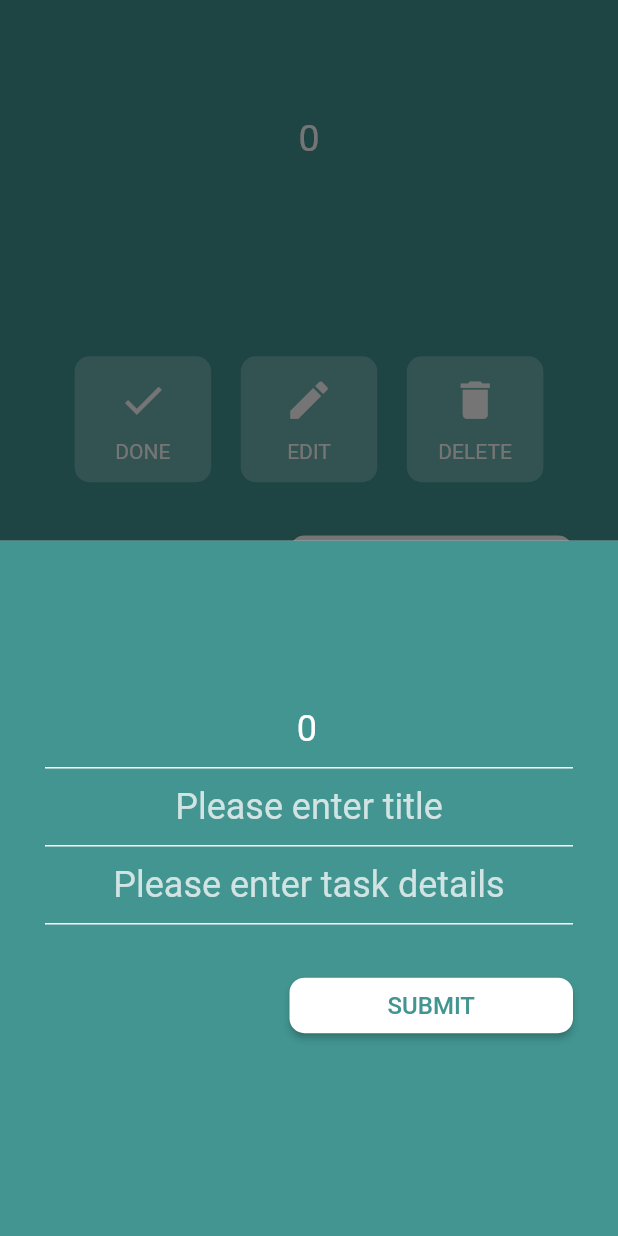
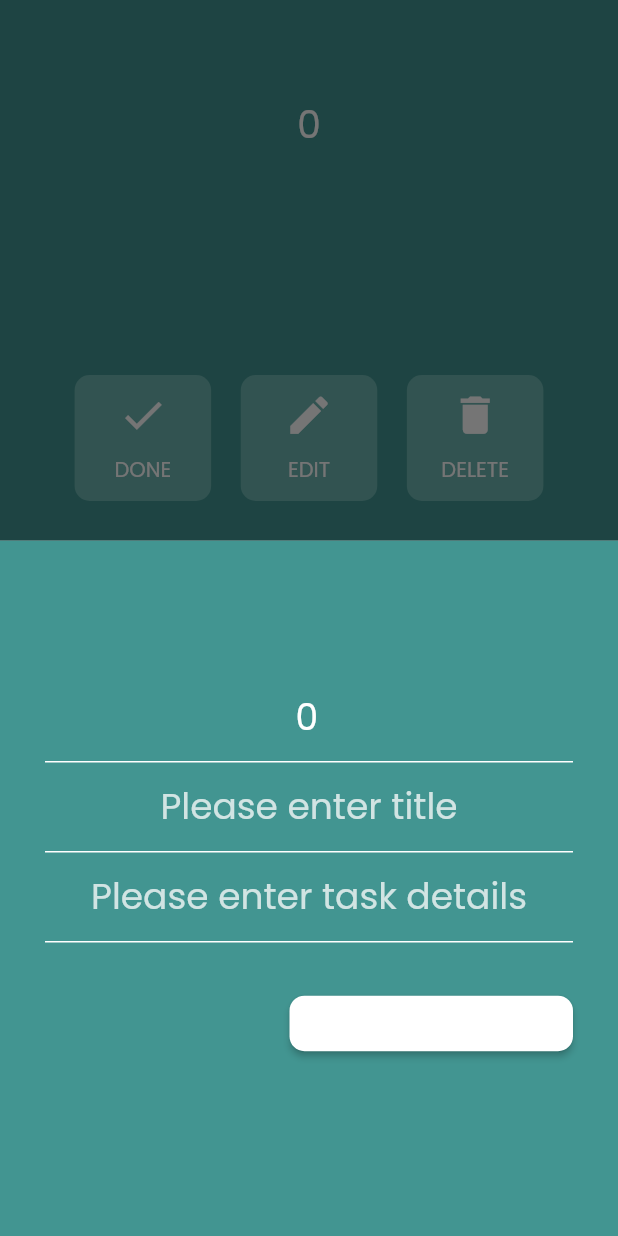
Before and after one commit to flutter-anarusadze/final_todo_app, a Flutter app: the ViewNoteBottomSheet widget shown alone on an empty page, opened directly with empty values, after a tap on "EDIT", on a phone screen of 412 x 824 dp. Run offline on Flutter 3.47's test engine with Material 2 defaults, Android fonts, the phone set to English and light mode, and no system bars; our stand-ins replace dio, google_fonts; network calls fail.

Commit message:
added google font

```diff
--- a/lib/screens/home_screen.dart
+++ b/lib/screens/home_screen.dart
@@ -2,6 +2,7 @@ import 'package:anarusadze_todo_app/logic/provider/todos_provider.dart';
 import 'package:anarusadze_todo_app/widgets/bottom_sheets/add_note_bottomsheet.dart';
 import 'package:anarusadze_todo_app/widgets/bottom_sheets/view_note_bottomsheet.dart';
 import 'package:flutter/material.dart';
+import 'package:google_fonts/google_fonts.dart';
 import 'package:provider/provider.dart';
 
 class HomeScreen extends StatefulWidget {
@@ -48,11 +49,11 @@ class _HomeScreenState extends State<HomeScreen>
                     child: Row(
                       mainAxisAlignment: MainAxisAlignment.spaceBetween,
                       children: [
-                        const Text("TODO APP",
-                            style: TextStyle(
+                      Text("TODO APP",
+                          style: GoogleFonts.poppins(textStyle:const TextStyle(
                                 fontSize: 32,
                                 color: Color(0xff707070),
-                                fontWeight: FontWeight.bold)),
+                                fontWeight: FontWeight.bold))),
                         FloatingActionButton(
                           onPressed: () {
                             showModalBottomSheet<void>(
@@ -99,8 +100,8 @@ class _HomeScreenState extends State<HomeScreen>
                                   );
                                 },
                                 contentPadding: const EdgeInsets.symmetric(horizontal: 16),
-                                title: Text(todos[index].todo),
-                                subtitle: Text(todos[index].description),
+                                title: Text(todos[index].todo, style: GoogleFonts.poppins()) ,
+                                subtitle: Text(todos[index].description, style: GoogleFonts.poppins()),
                                 trailing: SizedBox(
                                   height: 40,
                                   width: 40,
--- a/lib/screens/login_screen.dart
+++ b/lib/screens/login_screen.dart
@@ -1,5 +1,6 @@
 import 'package:flutter/cupertino.dart';
 import 'package:flutter/material.dart';
+import 'package:google_fonts/google_fonts.dart';
 
 import 'home_screen.dart';
 
@@ -41,7 +42,7 @@ class _LogInScreenState extends State<LogInScreen> {
                 shape: RoundedRectangleBorder(
                     borderRadius: BorderRadius.circular(10.0)),
                 color: const Color(0xff04a3a3),
-                child: const Text("LOGIN", style: TextStyle(fontSize: 16, color: Colors.black)),
+                child: Text("LOGIN",style: GoogleFonts.poppins(textStyle:const TextStyle(fontSize: 16, color: Colors.black))),
                 textColor: CupertinoColors.white,
                 onPressed: () {
                   Navigator.of(context).pushNamed(HomeScreen.routeName);
--- a/lib/widgets/bottom_sheets/add_note_bottomsheet.dart
+++ b/lib/widgets/bottom_sheets/add_note_bottomsheet.dart
@@ -1,6 +1,7 @@
 import 'package:anarusadze_todo_app/data/models/todos.dart';
 import 'package:anarusadze_todo_app/logic/provider/todos_provider.dart';
 import 'package:flutter/material.dart';
+import 'package:google_fonts/google_fonts.dart';
 import 'package:provider/provider.dart';
 
 class AddNoteBottomSheet extends StatefulWidget {
@@ -33,7 +34,7 @@ class _AddNoteScreenState extends State<AddNoteBottomSheet> {
               TextFormField(
                 controller: _idController,
                 textAlign: TextAlign.center,
-                style: const TextStyle(color: Colors.white, fontSize: 24),
+                style: GoogleFonts.poppins(textStyle: const TextStyle(color: Colors.white, fontSize: 24)),
                 decoration: const InputDecoration(
                   enabledBorder: UnderlineInputBorder(
                     borderSide: BorderSide(color: Colors.white),
@@ -61,7 +62,7 @@ class _AddNoteScreenState extends State<AddNoteBottomSheet> {
               TextFormField(
                 controller: _titleController,
                 textAlign: TextAlign.center,
-                style: const TextStyle(color: Colors.white, fontSize: 24),
+                style: GoogleFonts.poppins(textStyle: const TextStyle(color: Colors.white, fontSize: 24)),
                 decoration: const InputDecoration(
                   enabledBorder: UnderlineInputBorder(
                     borderSide: BorderSide(color: Colors.white),
@@ -85,7 +86,7 @@ class _AddNoteScreenState extends State<AddNoteBottomSheet> {
               TextFormField(
                 controller: _descriptionController,
                 textAlign: TextAlign.center,
-                style: const TextStyle(color: Colors.white, fontSize: 24),
+                style: GoogleFonts.poppins(textStyle: const TextStyle(color: Colors.white, fontSize: 24)),
                 decoration: const InputDecoration(
                   enabledBorder: UnderlineInputBorder(
                     borderSide: BorderSide(color: Colors.white),
@@ -114,8 +115,8 @@ class _AddNoteScreenState extends State<AddNoteBottomSheet> {
                     minWidth: 189,
                     height: 37,
                     color: Colors.white,
-                    child: const Text("SUBMIT",
-                        style: TextStyle(fontSize: 16, color: Color(0xff429591))),
+                    child: Text("SUBMIT",
+                        style: GoogleFonts.poppins(textStyle: const TextStyle(fontSize: 16, color: Color(0xff429591)))),
                     shape: RoundedRectangleBorder(
                         borderRadius: BorderRadius.circular(10.0)),
                     onPressed: () {
--- a/lib/widgets/bottom_sheets/edit_note_bottomsheet.dart
+++ b/lib/widgets/bottom_sheets/edit_note_bottomsheet.dart
@@ -2,6 +2,7 @@ import 'package:anarusadze_todo_app/data/models/todos.dart';
 import 'package:anarusadze_todo_app/logic/provider/todos_provider.dart';
 import 'package:flutter/cupertino.dart';
 import 'package:flutter/material.dart';
+import 'package:google_fonts/google_fonts.dart';
 import 'package:provider/provider.dart';
 
 dynamic editNoteBottomSheet(
@@ -26,7 +27,7 @@ dynamic editNoteBottomSheet(
             TextFormField(
               controller: idController,
               textAlign: TextAlign.center,
-              style: const TextStyle(color: Colors.white, fontSize: 24),
+              style: GoogleFonts.poppins(textStyle: const TextStyle(color: Colors.white, fontSize: 24)),
               decoration: const InputDecoration(
                 enabledBorder: UnderlineInputBorder(
                   borderSide: BorderSide(color: Colors.white),
@@ -54,7 +55,7 @@ dynamic editNoteBottomSheet(
             TextFormField(
               controller: titleController,
               textAlign: TextAlign.center,
-              style: const TextStyle(color: Colors.white, fontSize: 24),
+              style: GoogleFonts.poppins(textStyle: const TextStyle(color: Colors.white, fontSize: 24)),
               decoration: const InputDecoration(
                 enabledBorder: UnderlineInputBorder(
                   borderSide: BorderSide(color: Colors.white),
@@ -78,7 +79,7 @@ dynamic editNoteBottomSheet(
             TextFormField(
               controller: descriptionController,
               textAlign: TextAlign.center,
-              style: const TextStyle(color: Colors.white, fontSize: 24),
+              style: GoogleFonts.poppins(textStyle: const TextStyle(color: Colors.white, fontSize: 24)),
               decoration: const InputDecoration(
                 enabledBorder: UnderlineInputBorder(
                   borderSide: BorderSide(color: Colors.white),
@@ -107,8 +108,8 @@ dynamic editNoteBottomSheet(
                   minWidth: 189,
                   height: 37,
                   color: Colors.white,
-                  child: const Text("SUBMIT",
-                      style: TextStyle(fontSize: 16, color: Color(0xff429591))),
+                  child: Text("SUBMIT",
+                      style: GoogleFonts.poppins(textStyle: const TextStyle(color: Colors.white, fontSize: 24))),
                   shape: RoundedRectangleBorder(
                       borderRadius: BorderRadius.circular(10.0)),
                   onPressed: () {
@@ -120,8 +121,7 @@ dynamic editNoteBottomSheet(
                           isDone: false);
                       Provider.of<TodosProvider>(context, listen: false).updateTodos(todos);
                       Navigator.pushNamedAndRemoveUntil(context, '/home_screen', (r) => false);
-                    }
-                    ;
+                    };
                   },
                 ),
               ),
--- a/lib/widgets/bottom_sheets/view_note_bottomsheet.dart
+++ b/lib/widgets/bottom_sheets/view_note_bottomsheet.dart
@@ -1,6 +1,7 @@
 import 'package:anarusadze_todo_app/data/models/todos.dart';
 import 'package:anarusadze_todo_app/logic/provider/todos_provider.dart';
 import 'package:anarusadze_todo_app/widgets/bottom_sheets/edit_note_bottomsheet.dart';
+import 'package:google_fonts/google_fonts.dart';
 import 'package:provider/provider.dart';
 import 'package:flutter/material.dart';
 
@@ -36,25 +37,25 @@ class _viewNoteScreenState extends State<ViewNoteBottomSheet> {
               padding: const EdgeInsets.symmetric(vertical: 7, horizontal: 20),
               child: Text(widget.todos.id.toString(),
                   textAlign: TextAlign.center,
-                  style: const TextStyle(color: Colors.white, fontSize: 25)),
+                  style: GoogleFonts.poppins(textStyle:const TextStyle(color: Colors.white, fontSize: 25))),
             ),
             Padding(
               padding: const EdgeInsets.symmetric(vertical: 7, horizontal: 20),
               child: Text(widget.todos.todo,
                   textAlign: TextAlign.center,
-                  style: const TextStyle(color: Colors.white, fontSize: 20)),
+                  style: GoogleFonts.poppins(textStyle:const TextStyle(color: Colors.white, fontSize: 20))),
             ),
             Padding(
               padding: const EdgeInsets.symmetric(vertical: 7, horizontal: 20),
               child: Text(widget.todos.todo,
                   textAlign: TextAlign.center,
-                  style: const TextStyle(color: Colors.white, fontSize: 18)),
+                  style: GoogleFonts.poppins(textStyle:const TextStyle(color: Colors.white, fontSize: 18))),
             ),
             Padding(
               padding: const EdgeInsets.symmetric(vertical: 7, horizontal: 20),
               child: Text(widget.todos.description,
                   textAlign: TextAlign.center,
-                  style: TextStyle(color: Colors.white, fontSize: 15)),
+                  style: GoogleFonts.poppins(textStyle:const TextStyle(color: Colors.white, fontSize: 15))),
             ),
             Row(
               mainAxisAlignment: MainAxisAlignment.spaceEvenly,
@@ -76,11 +77,11 @@ class _viewNoteScreenState extends State<ViewNoteBottomSheet> {
                       mainAxisAlignment: MainAxisAlignment.center,
                       crossAxisAlignment: CrossAxisAlignment.center,
                       mainAxisSize: MainAxisSize.max,
-                      children: const [
-                        Icon(Icons.done, size: 33, color: Colors.white),
-                        Padding(padding: EdgeInsets.only(top: 10)),
+                      children:[
+                        const Icon(Icons.done, size: 33, color: Colors.white),
+                        const Padding(padding: EdgeInsets.only(top: 10)),
                         Text("DONE",
-                            style: TextStyle(color: Colors.white, fontSize: 14))
+                            style: GoogleFonts.poppins(textStyle:const TextStyle(color: Colors.white, fontSize: 14))),
                       ],
                     ),
                   ),
@@ -105,11 +106,11 @@ class _viewNoteScreenState extends State<ViewNoteBottomSheet> {
                       mainAxisAlignment: MainAxisAlignment.center,
                       crossAxisAlignment: CrossAxisAlignment.center,
                       mainAxisSize: MainAxisSize.max,
-                      children: const [
-                        Icon(Icons.edit, size: 33, color: Colors.white),
-                        Padding(padding: EdgeInsets.only(top: 10)),
+                      children: [
+                        const Icon(Icons.edit, size: 33, color: Colors.white),
+                        const Padding(padding: EdgeInsets.only(top: 10)),
                         Text("EDIT",
-                            style: TextStyle(color: Colors.white, fontSize: 14))
+                            style: GoogleFonts.poppins(textStyle:const TextStyle(color: Colors.white, fontSize: 14))),
                       ],
                     ),
                   ),
@@ -151,11 +152,10 @@ class _viewNoteScreenState extends State<ViewNoteBottomSheet> {
                       mainAxisAlignment: MainAxisAlignment.center,
                       crossAxisAlignment: CrossAxisAlignment.center,
                       mainAxisSize: MainAxisSize.max,
-                      children: const [
-                        Icon(Icons.delete, size: 33, color: Colors.white),
-                        Padding(padding: EdgeInsets.only(top: 10)),
-                        Text("DELETE",
-                            style: TextStyle(color: Colors.white, fontSize: 14))
+                      children: [
+                        const Icon(Icons.delete, size: 33, color: Colors.white),
+                        const Padding(padding: EdgeInsets.only(top: 10)),
+                        Text("DELETE", style: GoogleFonts.poppins(textStyle:const TextStyle(color: Colors.white, fontSize: 14))),
                       ],
                     ),
                   ),
@@ -170,8 +170,8 @@ class _viewNoteScreenState extends State<ViewNoteBottomSheet> {
                   minWidth: 189,
                   height: 37,
                   color: Colors.white,
-                  child: const Text("SUBMIT",
-                      style: TextStyle(fontSize: 16, color: Color(0xff429591))),
+                  child: Text("SUBMIT",
+                      style: GoogleFonts.poppins(textStyle:const TextStyle(fontSize: 16, color: Color(0xff429591)))),
                   shape: RoundedRectangleBorder(
                       borderRadius: BorderRadius.circular(10.0)),
                   onPressed: () {
```
